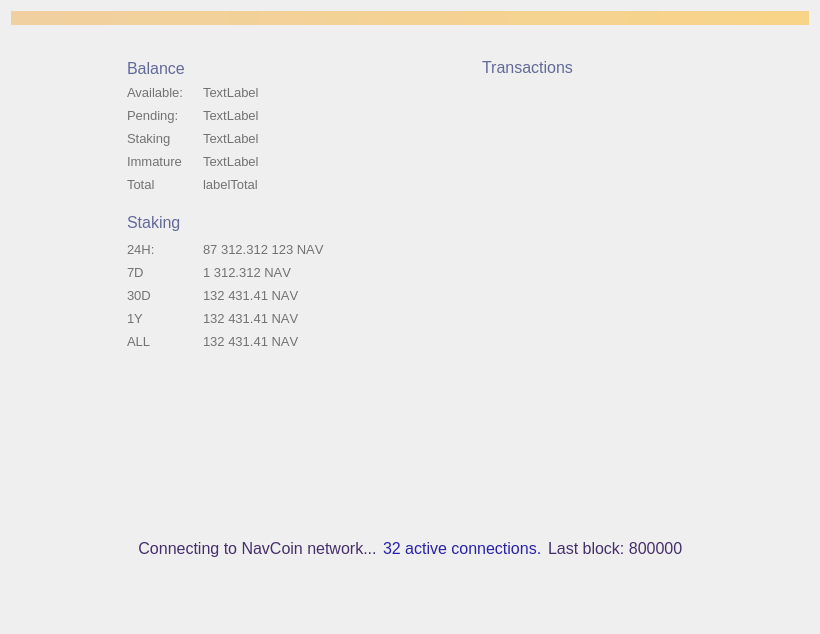
Before: the Qt Designer form src/qt/forms/overviewpage.ui in navcoin/navcoin-core, drawn with Qt 5.
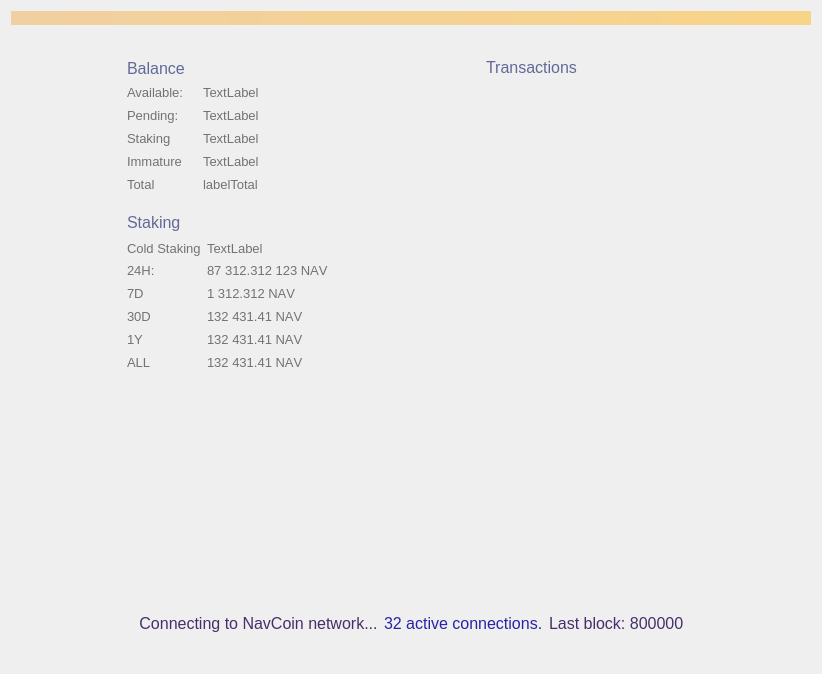
After: the same form once the commit is applied. Custom widgets are drawn as their Qt base class.

Commit message: Cold staking (#249)

The edit to the form file:
```diff
--- a/src/qt/forms/overviewpage.ui
+++ b/src/qt/forms/overviewpage.ui
@@ -6,8 +6,8 @@
    <rect>
     <x>0</x>
     <y>0</y>
-    <width>820</width>
-    <height>634</height>
+    <width>822</width>
+    <height>674</height>
    </rect>
   </property>
   <property name="sizePolicy">
@@ -611,6 +611,36 @@
             <set>Qt::AlignLeading|Qt::AlignLeft|Qt::AlignVCenter</set>
            </property>
            <item row="1" column="0">
+            <widget class="QLabel" name="labelColdStakingText">
+             <property name="font">
+              <font>
+               <pointsize>10</pointsize>
+              </font>
+             </property>
+             <property name="styleSheet">
+              <string notr="true">color: #727272</string>
+             </property>
+             <property name="text">
+              <string>Cold Staking</string>
+             </property>
+            </widget>
+           </item>
+           <item row="1" column="1">
+            <widget class="QLabel" name="labelColdStaking">
+             <property name="font">
+              <font>
+               <pointsize>10</pointsize>
+              </font>
+             </property>
+             <property name="styleSheet">
+              <string notr="true">color: #727272</string>
+             </property>
+             <property name="text">
+              <string>TextLabel</string>
+             </property>
+            </widget>
+           </item>
+           <item row="2" column="0">
             <widget class="QLabel" name="label_10">
              <property name="sizePolicy">
               <sizepolicy hsizetype="Minimum" vsizetype="Preferred">
@@ -649,7 +679,7 @@
              </property>
             </widget>
            </item>
-           <item row="1" column="1">
+           <item row="2" column="1">
             <widget class="QLabel" name="label24hStakingStats">
              <property name="font">
               <font>
@@ -671,7 +701,7 @@
              </property>
             </widget>
            </item>
-           <item row="2" column="0">
+           <item row="3" column="0">
             <widget class="QLabel" name="label_13">
              <property name="sizePolicy">
               <sizepolicy hsizetype="Minimum" vsizetype="Preferred">
@@ -711,7 +741,7 @@
              </property>
             </widget>
            </item>
-           <item row="2" column="1">
+           <item row="3" column="1">
             <widget class="QLabel" name="label7dStakingStats">
              <property name="font">
               <font>
@@ -733,68 +763,6 @@
              </property>
             </widget>
            </item>
-           <item row="3" column="1">
-            <widget class="QLabel" name="label30dStakingStats">
-             <property name="font">
-              <font>
-               <pointsize>10</pointsize>
-               <weight>50</weight>
-               <bold>false</bold>
-               <stylestrategy>PreferAntialias</stylestrategy>
-               <kerning>false</kerning>
-              </font>
-             </property>
-             <property name="styleSheet">
-              <string notr="true">color: #727272</string>
-             </property>
-             <property name="text">
-              <string>132 431.41 NAV</string>
-             </property>
-             <property name="alignment">
-              <set>Qt::AlignLeading|Qt::AlignLeft|Qt::AlignVCenter</set>
-             </property>
-            </widget>
-           </item>
-           <item row="3" column="0">
-            <widget class="QLabel" name="label_14">
-             <property name="sizePolicy">
-              <sizepolicy hsizetype="Minimum" vsizetype="Preferred">
-               <horstretch>0</horstretch>
-               <verstretch>0</verstretch>
-              </sizepolicy>
-             </property>
-             <property name="minimumSize">
-              <size>
-               <width>70</width>
-               <height>17</height>
-              </size>
-             </property>
-             <property name="maximumSize">
-              <size>
-               <width>70</width>
-               <height>17</height>
-              </size>
-             </property>
-             <property name="font">
-              <font>
-               <pointsize>10</pointsize>
-               <weight>50</weight>
-               <bold>false</bold>
-               <stylestrategy>PreferAntialias</stylestrategy>
-               <kerning>false</kerning>
-              </font>
-             </property>
-             <property name="styleSheet">
-              <string notr="true">color: #727272</string>
-             </property>
-             <property name="text">
-              <string>30D</string>
-             </property>
-             <property name="alignment">
-              <set>Qt::AlignLeading|Qt::AlignLeft|Qt::AlignVCenter</set>
-             </property>
-            </widget>
-           </item>
            <item row="4" column="0">
             <widget class="QLabel" name="label_15">
              <property name="sizePolicy">
@@ -828,6 +796,68 @@
               <string notr="true">color: #727272</string>
              </property>
              <property name="text">
+              <string>30D</string>
+             </property>
+             <property name="alignment">
+              <set>Qt::AlignLeading|Qt::AlignLeft|Qt::AlignVCenter</set>
+             </property>
+            </widget>
+           </item>
+           <item row="4" column="1">
+            <widget class="QLabel" name="label30dStakingStats">
+             <property name="font">
+              <font>
+               <pointsize>10</pointsize>
+               <weight>50</weight>
+               <bold>false</bold>
+               <stylestrategy>PreferAntialias</stylestrategy>
+               <kerning>false</kerning>
+              </font>
+             </property>
+             <property name="styleSheet">
+              <string notr="true">color: #727272</string>
+             </property>
+             <property name="text">
+              <string>132 431.41 NAV</string>
+             </property>
+             <property name="alignment">
+              <set>Qt::AlignLeading|Qt::AlignLeft|Qt::AlignVCenter</set>
+             </property>
+            </widget>
+           </item>
+           <item row="5" column="0">
+            <widget class="QLabel" name="label_17">
+             <property name="sizePolicy">
+              <sizepolicy hsizetype="Minimum" vsizetype="Preferred">
+               <horstretch>0</horstretch>
+               <verstretch>0</verstretch>
+              </sizepolicy>
+             </property>
+             <property name="minimumSize">
+              <size>
+               <width>70</width>
+               <height>17</height>
+              </size>
+             </property>
+             <property name="maximumSize">
+              <size>
+               <width>70</width>
+               <height>17</height>
+              </size>
+             </property>
+             <property name="font">
+              <font>
+               <pointsize>10</pointsize>
+               <weight>50</weight>
+               <bold>false</bold>
+               <stylestrategy>PreferAntialias</stylestrategy>
+               <kerning>false</kerning>
+              </font>
+             </property>
+             <property name="styleSheet">
+              <string notr="true">color: #727272</string>
+             </property>
+             <property name="text">
               <string>1Y</string>
              </property>
              <property name="alignment">
@@ -835,7 +865,7 @@
              </property>
             </widget>
            </item>
-           <item row="4" column="1">
+           <item row="5" column="1">
             <widget class="QLabel" name="label1yStakingStats">
              <property name="font">
               <font>
@@ -857,7 +887,7 @@
              </property>
             </widget>
            </item>
-           <item row="5" column="0">
+           <item row="6" column="0">
             <widget class="QLabel" name="label_16">
              <property name="sizePolicy">
               <sizepolicy hsizetype="Minimum" vsizetype="Preferred">
@@ -897,7 +927,7 @@
              </property>
             </widget>
            </item>
-           <item row="5" column="1">
+           <item row="6" column="1">
             <widget class="QLabel" name="labelallStakingStats">
              <property name="font">
               <font>
@@ -1006,7 +1036,7 @@
          <property name="sizeHint" stdset="0">
           <size>
            <width>20</width>
-           <height>40</height>
+           <height>10</height>
           </size>
          </property>
         </spacer>
@@ -1256,7 +1286,7 @@
      <property name="sizeHint" stdset="0">
       <size>
        <width>20</width>
-       <height>45</height>
+       <height>10</height>
       </size>
      </property>
     </spacer>
```
Left out of the diff: 120 changed lines with no effect on the pictures. The commit also changes 60 other files.
